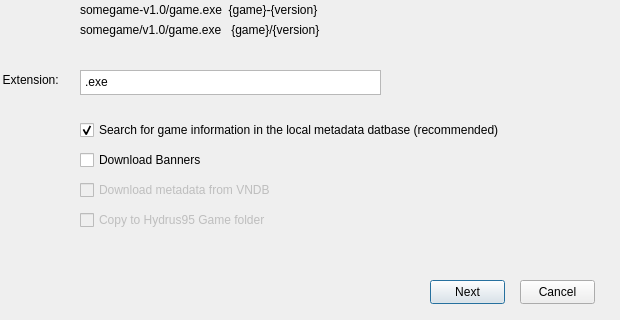
Qt form src/ui/dialog/batchimportdialog.ui (KJNeko/Atlas) before a commit; both pictures show x 100 to 720 and y 160 to 480 of the 720 by 480 pixel window.
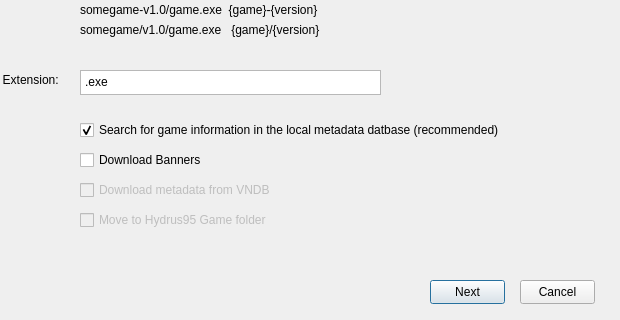
The same form after that commit.

Commit message: Rename copy to move

```diff
--- a/src/ui/dialog/batchimportdialog.ui
+++ b/src/ui/dialog/batchimportdialog.ui
@@ -401,7 +401,7 @@
          </rect>
         </property>
         <property name="text">
-         <string>Copy to Hydrus95 Game folder</string>
+         <string>Move to Hydrus95 Game folder</string>
         </property>
        </widget>
       </widget>
```
Left out of the diff: 27 changed lines with no effect on the pictures.
